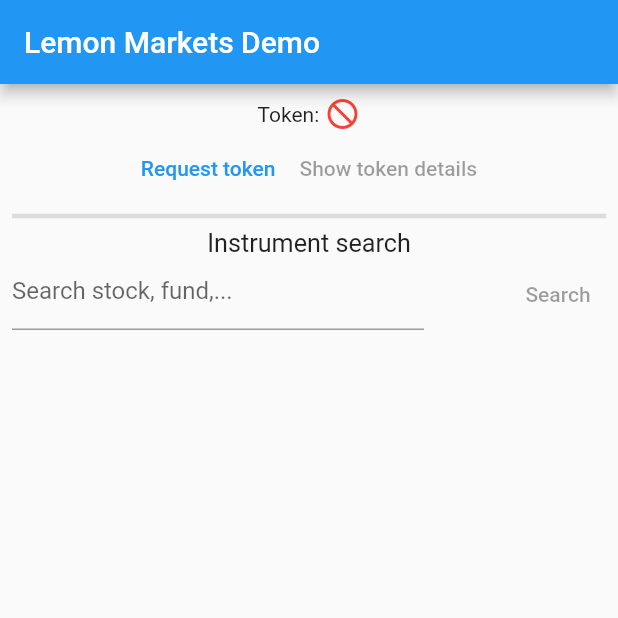
After one commit to stormqueen23/lemonMarketsClient, a Flutter app: the screen it shows after launch, on a phone screen of 412 x 824 dp, the top half of it. The commit adds this screen. Run offline on Flutter 3.47's test engine with Material 2 defaults, Android fonts, the phone set to English and light mode, and no system bars; generated files the repository leaves out were written again.

Commit message:
add detail screen

```diff
--- a/example/lib/main.dart
+++ b/example/lib/main.dart
@@ -1,6 +1,5 @@
-import 'package:example/widgets/accessTokenWidgets.dart';
+import 'package:example/screens/homeScreen.dart';
 import 'package:example/provider/lemonMarketsProvider.dart';
-import 'package:example/widgets/searchInstrumentsWidgets.dart';
 import 'package:flutter/material.dart';
 import 'package:logging/logging.dart';
 import 'package:provider/provider.dart';
@@ -22,77 +21,13 @@ void main() {
   );
 }
 
-class LemonMarketsExample extends StatefulWidget {
+class LemonMarketsExample extends StatelessWidget {
   LemonMarketsExample({Key? key}) : super(key: key);
-
-  @override
-  _LemonMarketsExampleState createState() => _LemonMarketsExampleState();
-}
-
-class _LemonMarketsExampleState extends State<LemonMarketsExample> {
-
 
   @override
   Widget build(BuildContext context) {
     return MaterialApp(
-      home: Scaffold(
-        appBar: AppBar(
-          title: Text('Lemon Markets Demo'),
-        ),
-        body: SingleChildScrollView(
-          physics: BouncingScrollPhysics(),
-          child: Padding(
-            padding: const EdgeInsets.all(8.0),
-            child: Column(
-              crossAxisAlignment: CrossAxisAlignment.center,
-              children: [
-                ErrorWidget(),
-                AccessTokenRow(),
-                AccessTokenArea(),
-                SearchInstrumentsArea()
-              ],
-            ),
-          ),
-        ),
-      ),
+      home: HomeScreen(),
     );
   }
 }
-
-class ErrorWidget extends StatelessWidget {
-  const ErrorWidget({Key? key}) : super(key: key);
-
-  @override
-  Widget build(BuildContext context) {
-    bool hasError = context.watch<LemonMarketsProvider>().errorMessage != null;
-    return hasError ? Padding(
-      padding: const EdgeInsets.all(8.0),
-      child: Text(context.watch<LemonMarketsProvider>().errorMessage!, style: TextStyle(color: Colors.red)),
-    ) : Container();
-  }
-}
-
-
-class AccessTokenRow extends StatelessWidget {
-  const AccessTokenRow({Key? key}) : super(key: key);
-
-  @override
-  Widget build(BuildContext context) {
-    bool hasToken = context.watch<LemonMarketsProvider>().token != null;
-    return Row(
-      mainAxisAlignment: MainAxisAlignment.center,
-      children: [
-        Text('Token: '),
-        hasToken
-            ? Icon(
-          Icons.check_box,
-          color: Colors.green,
-        )
-            : Icon(
-          Icons.not_interested,
-          color: Colors.red,
-        )
-      ],
-    );
-  }
-}
--- /dev/null
+++ b/example/lib/screens/homeScreen.dart
@@ -0,0 +1,33 @@
+import 'package:example/widgets/accessTokenWidgets.dart';
+import 'package:example/widgets/commonWidgets.dart';
+import 'package:example/widgets/searchInstrumentsWidgets.dart';
+import 'package:flutter/material.dart';
+
+class HomeScreen extends StatelessWidget {
+  const HomeScreen({Key? key}) : super(key: key);
+
+  @override
+  Widget build(BuildContext context) {
+    return Scaffold(
+      appBar: AppBar(
+        title: Text('Lemon Markets Demo'),
+      ),
+      body: SingleChildScrollView(
+        physics: BouncingScrollPhysics(),
+        child: Padding(
+          padding: const EdgeInsets.all(8.0),
+          child: Column(
+            crossAxisAlignment: CrossAxisAlignment.center,
+            children: [
+              LemonErrorWidget(),
+              AccessTokenRow(),
+              AccessTokenArea(),
+              Divider(thickness: 3,),
+              SearchInstrumentsArea()
+            ],
+          ),
+        ),
+      ),
+    );
+  }
+}
--- /dev/null
+++ b/example/lib/screens/instrumentDetailScreen.dart
@@ -0,0 +1,43 @@
+import 'package:flutter/material.dart';
+import 'package:lemon_markets_client/lemon_markets_client.dart';
+
+class InstrumentDetailScreen extends StatelessWidget {
+  final Instrument instrument;
+
+  const InstrumentDetailScreen({Key? key, required this.instrument}) : super(key: key);
+
+  @override
+  Widget build(BuildContext context) {
+    return Scaffold(
+      appBar: AppBar(
+        title: Text(instrument.title),
+      ),
+      body: Padding(
+        padding: const EdgeInsets.all(8.0),
+        child: Column(
+          children: [
+            _getAttributeRow('Name: ', instrument.name),
+            _getAttributeRow('Type: ', instrument.type),
+            _getAttributeRow('Isin: ', instrument.isin),
+            _getAttributeRow('WKN: ', instrument.wkn),
+            _getAttributeRow('Symbol: ', instrument.symbol),
+            _getAttributeRow('Currency: ', instrument.currency),
+            _getAttributeRow('Tradable: ', instrument.tradable.toString()),
+          ],
+        ),
+      ),
+    );
+  }
+
+  Widget _getAttributeRow(String name, String value) {
+    return Padding(
+      padding: const EdgeInsets.only(bottom: 8.0),
+      child: Row(
+        children: [
+          SizedBox(width: 100, child: Text(name)),
+          Flexible(flex: 3, child: Text(value))
+        ],
+      ),
+    );
+  }
+}
--- a/example/lib/widgets/accessTokenWidgets.dart
+++ b/example/lib/widgets/accessTokenWidgets.dart
@@ -93,3 +93,27 @@ class AccessTokenInfoWidget extends StatelessWidget {
     );
   }
 }
+
+class AccessTokenRow extends StatelessWidget {
+  const AccessTokenRow({Key? key}) : super(key: key);
+
+  @override
+  Widget build(BuildContext context) {
+    bool hasToken = context.watch<LemonMarketsProvider>().token != null;
+    return Row(
+      mainAxisAlignment: MainAxisAlignment.center,
+      children: [
+        Text('Token: '),
+        hasToken
+            ? Icon(
+          Icons.check_box,
+          color: Colors.green,
+        )
+            : Icon(
+          Icons.not_interested,
+          color: Colors.red,
+        )
+      ],
+    );
+  }
+}
```
Also changed, not shown: example/lib/widgets/commonWidgets.dart (added, +16 -0 lines), example/lib/widgets/searchInstrumentsWidgets.dart (+8 -4 lines), 1 other file.
